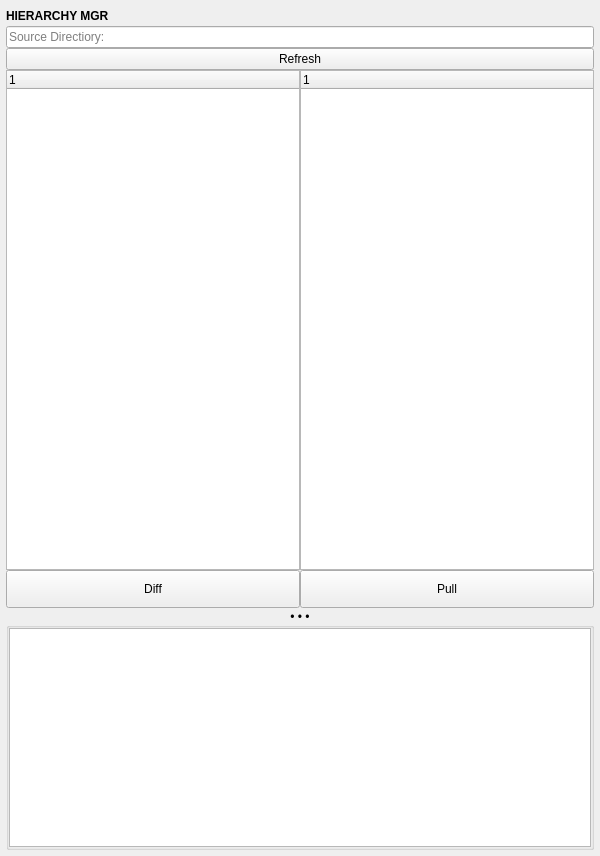
Before: the Qt Designer form mayatk/env_utils/hierarchy_manager/hierarchy_manager.ui in m3trik/mayatk, drawn with Qt 5.
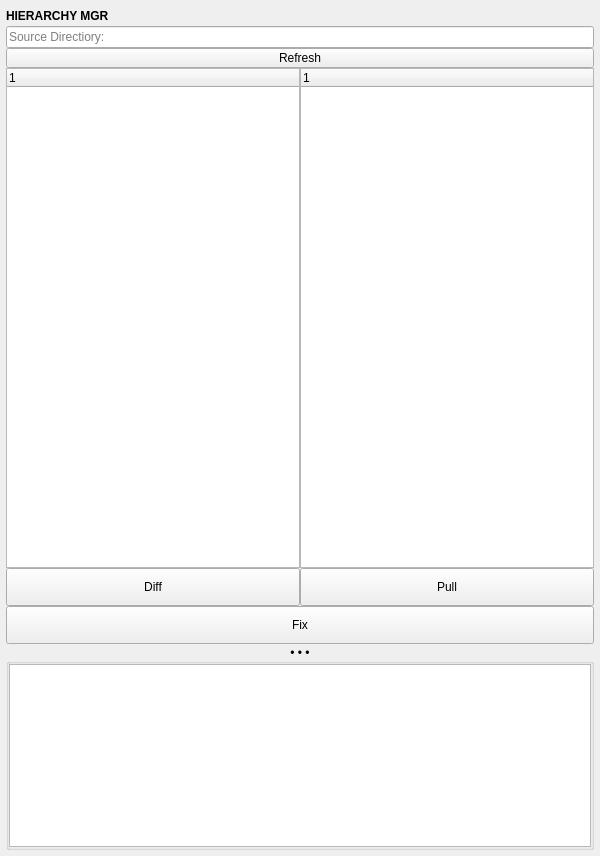
After: the same form once the commit is applied. Custom widgets are drawn as their Qt base class.

The edit to the form file:
```diff
--- a/mayatk/env_utils/hierarchy_manager/hierarchy_manager.ui
+++ b/mayatk/env_utils/hierarchy_manager/hierarchy_manager.ui
@@ -134,6 +134,19 @@
           </property>
          </widget>
         </item>
+        <item row="5" column="0" colspan="2">
+         <widget class="PushButton" name="tb003">
+          <property name="minimumSize">
+           <size>
+            <width>0</width>
+            <height>38</height>
+           </size>
+          </property>
+          <property name="text">
+           <string>Fix</string>
+          </property>
+         </widget>
+        </item>
         <item row="1" column="0" colspan="2">
          <widget class="PushButton" name="b000">
           <property name="minimumSize">
```
